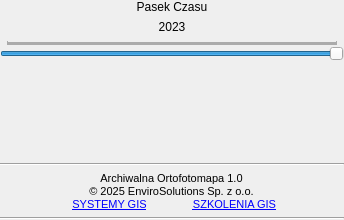
Before: the Qt Designer form archiwalna_ortofotomapa_dockwidget_base.ui in envirosolutionspl/archiwalna_ortofotomapa, drawn with Qt 5.
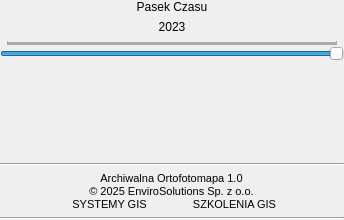
After: the same form once the commit is applied. Icons and pictures are not drawn.

Commit message: Dodanie linków z UTM

Diff of the .ui file:
```diff
--- a/archiwalna_ortofotomapa_dockwidget_base.ui
+++ b/archiwalna_ortofotomapa_dockwidget_base.ui
@@ -124,7 +124,7 @@
            </font>
           </property>
           <property name="text">
-           <string>&lt;html&gt;&lt;head/&gt;&lt;body&gt;&lt;p&gt;&lt;a href=&quot;https://envirosolutions.pl/oferta-szkoleniowa/&quot;&gt;&lt;span style=&quot; text-decoration: underline; color:#0000ff;&quot;&gt;SZKOLENIA GIS&lt;/span&gt;&lt;/a&gt;&lt;/p&gt;&lt;/body&gt;&lt;/html&gt;</string>
+           <string>&lt;html&gt;&lt;head/&gt;&lt;body&gt;&lt;p&gt;&lt;a href=&quot;https://envirosolutions.pl/oferta-szkoleniowa/?utm_source=stopka&amp;utm_medium=wtyczka&amp;utm_campaign=organic&amp;utm_term=archiwalna_ortofotomapa&quot;&gt;&lt;span style=&quot; text-decoration: underline; color:#0000ff;&quot;&gt;SZKOLENIA GIS&lt;/span&gt;&lt;/a&gt;&lt;/p&gt;&lt;/body&gt;&lt;/html&gt;</string>
           </property>
           <property name="alignment">
            <set>Qt::AlignCenter</set>
@@ -181,7 +181,7 @@
            </font>
           </property>
           <property name="text">
-           <string>&lt;html&gt;&lt;head/&gt;&lt;body&gt;&lt;p&gt;&lt;a href=&quot;https://envirosolutions.pl/systemy-opensource-gis/&quot;&gt;&lt;span style=&quot; text-decoration: underline; color:#0000ff;&quot;&gt;SYSTEMY GIS&lt;/span&gt;&lt;/a&gt;&lt;/p&gt;&lt;/body&gt;&lt;/html&gt;</string>
+           <string>&lt;html&gt;&lt;head/&gt;&lt;body&gt;&lt;p&gt;&lt;a href=&quot;https://envirosolutions.pl/systemy-opensource-gis/?utm_source=stopka&amp;utm_medium=wtyczka&amp;utm_campaign=organic&amp;utm_term=archiwalna_ortofotomapa&quot;&gt;&lt;span style=&quot; text-decoration: underline; color:#0000ff;&quot;&gt;SYSTEMY GIS&lt;/span&gt;&lt;/a&gt;&lt;/p&gt;&lt;/body&gt;&lt;/html&gt;</string>
           </property>
           <property name="textFormat">
            <enum>Qt::RichText</enum>
```
